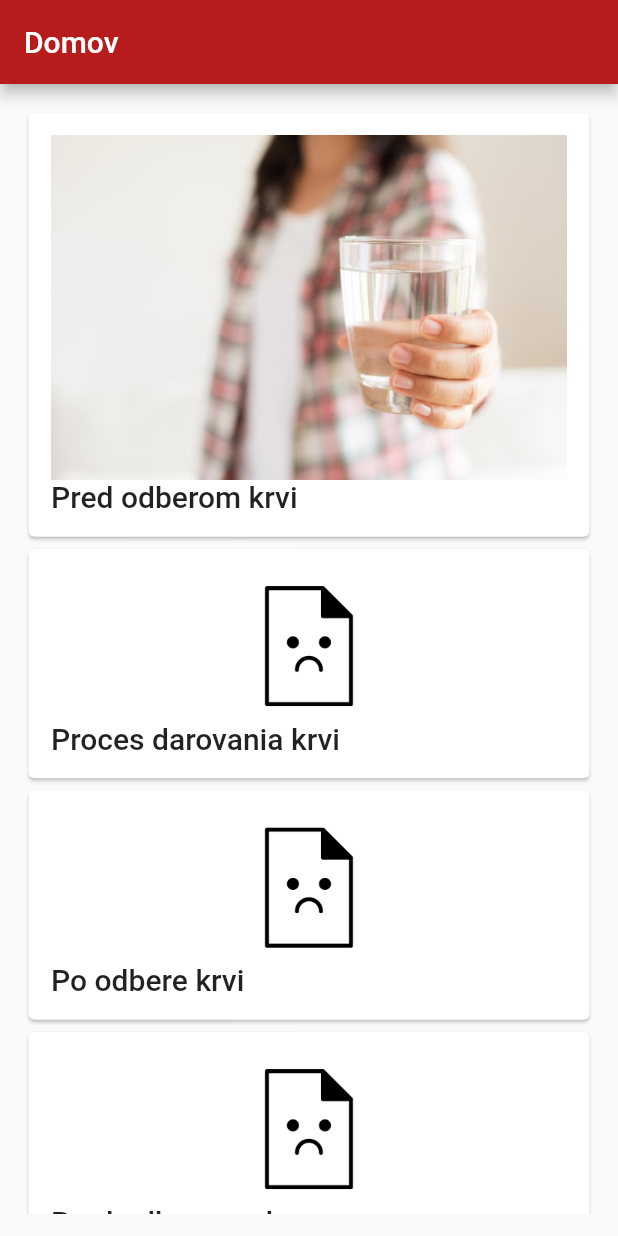
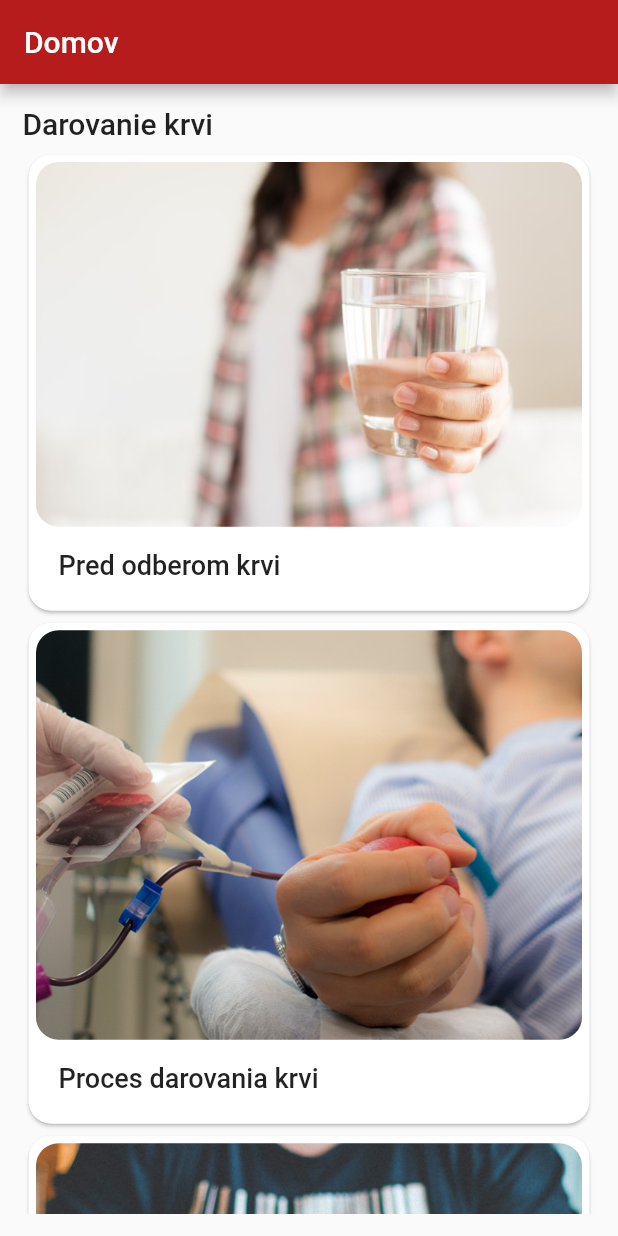
Before and after one commit to MatejTomko/RPJ, a Flutter app: the domovPage screen opened directly, on a phone screen of 412 x 824 dp. Run offline on Flutter 3.47's test engine with Material 2 defaults, Android fonts, the phone set to English and light mode, and no system bars; our stand-ins replace cloud_firestore, firebase_core, percent_indicator, sliding_up_panel; missing offline and left inert: dart:ffi; accounts and stored records are empty.

Commit message:
vylepseny dizajn v domovPage

```diff
--- a/lib/Navstevnik/Informacie/domovPage.dart
+++ b/lib/Navstevnik/Informacie/domovPage.dart
@@ -37,29 +37,51 @@ class _domovPageState extends State<domovPage> {
             padding: const EdgeInsets.all(15.0),
             child:SingleChildScrollView(
               child: Column(
+                crossAxisAlignment: CrossAxisAlignment.start,
                 children: [
+                  Text(
+                    "Darovanie krvi",
+                    style: TextStyle(
+                      fontSize: 20,
+                      fontWeight: FontWeight.w500,
+                    ),
+                  ),
+                  SizedBox(height: 5),
                   Card(
+                    shape: RoundedRectangleBorder(
+                      borderRadius: BorderRadius.circular(15)
+                    ),
                       child: Column(
                         children: [
                           InkWell(
+                            child: Container(
                               child: Padding(
-                              padding: const EdgeInsets.all(15.0),
+                                padding: const EdgeInsets.all(5.0),
                                 child: Column(
                                   mainAxisAlignment: MainAxisAlignment.spaceBetween,
                                   children: [
-                                  Image(image: AssetImage("assets/predOdberomKrvi.jpg")),
+                                    ClipRRect(
+                                      borderRadius: BorderRadius.circular(15),
+                                      child: Image(
+                                        image: AssetImage("assets/predOdberomKrvi.jpg"),
+                                      ),
+                                    ),
                                     Row(
                                       children: [
-                                      Text(
+                                        Container(
+                                          margin: EdgeInsets.all(15),
+                                          child: Text(
                                             "Pred odberom krvi",
                                             style: const TextStyle(
-                                          fontSize: 20,
+                                              fontSize: 18,
                                               fontWeight: FontWeight.w500,
+                                            ),
                                           ),
                                         ),
                                       ],
                                     ),
                                   ],
+                                ),
                               ),
                             ),
                             onTap: (){
@@ -74,22 +96,33 @@ class _domovPageState extends State<domovPage> {
                       )
                   ),
                   Card(
+                      shape: RoundedRectangleBorder(
+                          borderRadius: BorderRadius.circular(15)
+                      ),
                       child: Column(
                         children: [
                           InkWell(
                             child: Padding(
-                              padding: const EdgeInsets.all(15.0),
+                              padding: const EdgeInsets.all(5.0),
                               child: Column(
                                 mainAxisAlignment: MainAxisAlignment.spaceBetween,
                                 children: [
-                                  Image(image: AssetImage("assets/chybaObrazok.png"),width: 100,),
+                                  ClipRRect(
+                                    borderRadius: BorderRadius.circular(15),
+                                    child: Image(
+                                      image: AssetImage("assets/procesDarovania.jpg"),
+                                    ),
+                                  ),
                                   Row(
                                     children: [
-                                      Text(
+                                      Container(
+                                        margin: EdgeInsets.all(15),
+                                        child: Text(
                                           "Proces darovania krvi",
                                           style: const TextStyle(
-                                          fontSize: 20,
+                                            fontSize: 18,
                                             fontWeight: FontWeight.w500,
+                                          ),
                                         ),
                                       ),
                                     ],
@@ -109,22 +142,31 @@ class _domovPageState extends State<domovPage> {
                   ),
 
                   Card(
+                      shape: RoundedRectangleBorder(
+                          borderRadius: BorderRadius.circular(15)
+                      ),
                       child: Column(
                         children: [
                           InkWell(
                             child: Padding(
-                              padding: const EdgeInsets.all(15.0),
+                              padding: const EdgeInsets.all(5.0),
                               child: Column(
                                 mainAxisAlignment: MainAxisAlignment.spaceBetween,
                                 children: [
-                                  Image(image: AssetImage("assets/chybaObrazok.png"),width: 100,),
+                                  ClipRRect(
+                                      borderRadius: BorderRadius.circular(15),
+                                      child: Image(image: AssetImage("assets/poOdbere.jpg"))
+                                  ),
                                   Row(
                                     children: [
-                                      Text(
+                                      Container(
+                                        margin: EdgeInsets.all(15),
+                                        child: Text(
                                           "Po odbere krvi",
                                           style: const TextStyle(
-                                          fontSize: 20,
+                                            fontSize: 18,
                                             fontWeight: FontWeight.w500,
+                                          ),
                                         ),
                                       ),
                                     ],
@@ -144,22 +186,32 @@ class _domovPageState extends State<domovPage> {
                   ),
 
                   Card(
+                      shape: RoundedRectangleBorder(
+                          borderRadius: BorderRadius.circular(15)
+                      ),
                       child: Column(
                         children: [
                           InkWell(
                             child: Padding(
-                              padding: const EdgeInsets.all(15.0),
+                              padding: const EdgeInsets.all(5.0),
                               child: Column(
                                 mainAxisAlignment: MainAxisAlignment.spaceBetween,
                                 children: [
-                                  Image(image: AssetImage("assets/chybaObrazok.png"),width: 100,),
+                                  ClipRRect(
+                                      borderRadius: BorderRadius.circular(15),
+                                      child: Image(image: AssetImage("assets/predOdberomPlazma.jpg"),
+                                      )
+                                  ),
                                   Row(
                                     children: [
-                                      Text(
+                                      Container(
+                                        margin: EdgeInsets.all(15),
+                                        child: Text(
                                           "Pred odberom plazmy",
                                           style: const TextStyle(
-                                          fontSize: 20,
+                                            fontSize: 18,
                                             fontWeight: FontWeight.w500,
+                                          ),
                                         ),
                                       ),
                                     ],
```
Also changed, not shown: assets/poOdbere.jpg (added), assets/predOdberomPlazma.jpg (added), assets/procesDarovania.jpg (added). Lines whose indentation alone changed are shown as unchanged.
